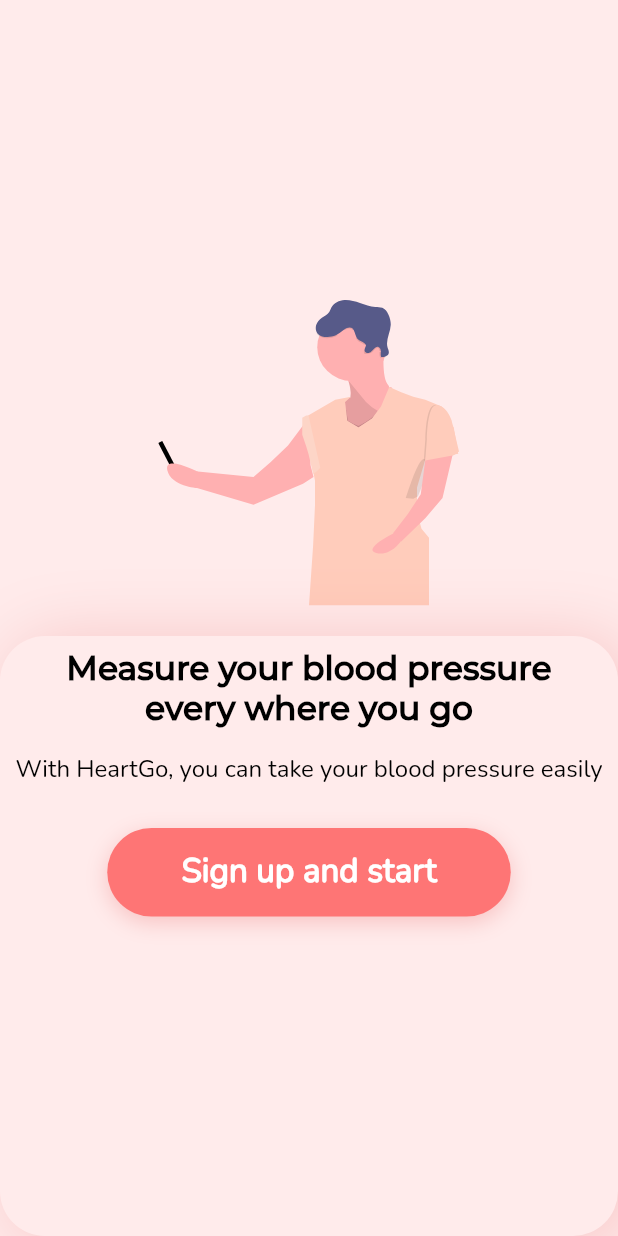
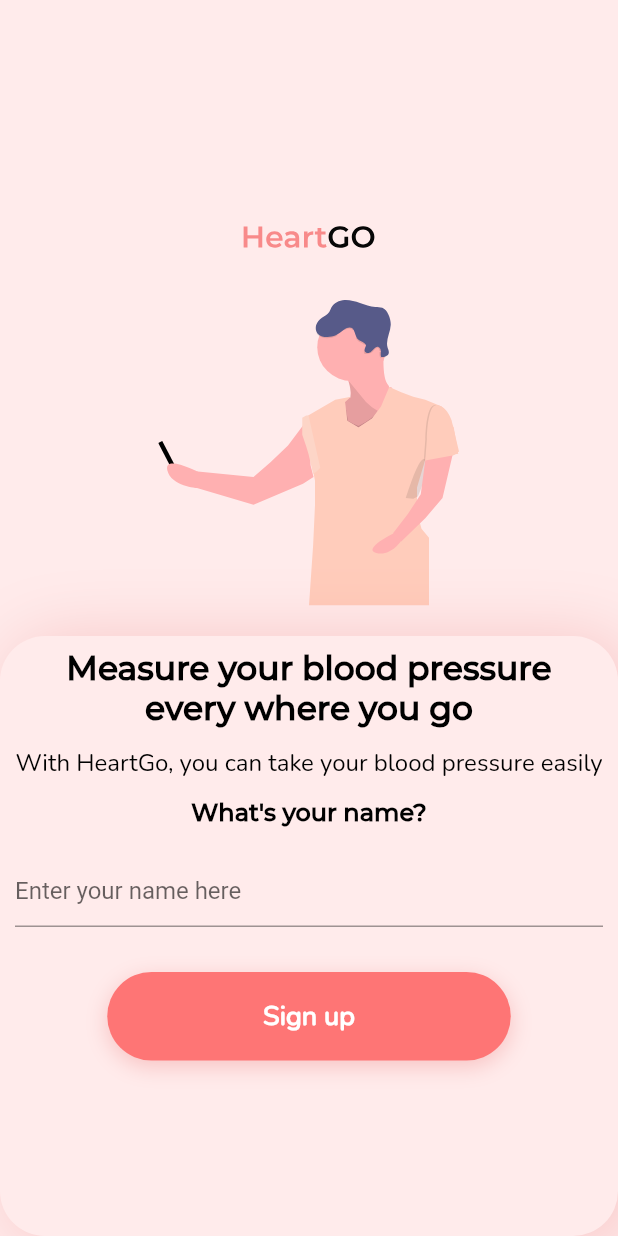
Before and after one commit to normalsteve28/flutter_research_bp_app, a Flutter app: the screen it shows after launch, on a phone screen of 412 x 824 dp. Run offline on Flutter 3.47's test engine with Material 2 defaults, Android fonts, the light colour scheme and no system bars; our stand-ins replace flutter_svg.

Commit message:
Changed login page, added SingleChildScrollView to names to avoid error

```diff
--- a/lib/assets.dart
+++ b/lib/assets.dart
@@ -7,7 +7,7 @@
 const activity = 'assets/icons/activity.svg';
 const learn = 'assets/icons/learn.svg';
 const monitor = 'assets/icons/monitor.svg';
-const learnGo = 'assets/icons/learngo.svg';
+const heartGo = 'assets/icons/heartgo.svg';
 const bpDrawing = 'assets/icons/bp_man_drawing.svg';
 
 // these are the icon filepath put inside variables
--- a/lib/loginpage.dart
+++ b/lib/loginpage.dart
@@ -14,6 +14,9 @@
             alignment: Alignment.center,
             clipBehavior: Clip.hardEdge,
             children: [
+              Positioned(
+                  top: 150,
+                  child: SvgPicture.asset(heartGo)), //This is HeartGo logo
               Positioned(
                   top: 200,
                   child: SvgPicture.asset(bpDrawing)), // This is the image
@@ -52,7 +55,7 @@
                         ),
                       ),
                       Padding(
-                        padding: const EdgeInsets.all(8.0),
+                        padding: const EdgeInsets.all(4.0),
                         child: Text(
                           "With HeartGo, you can take your blood pressure easily",
                           textAlign: TextAlign.center,
@@ -62,46 +65,19 @@
                               fontFamily: "Nunito"),
                         ),
                       ),
-                      Container(
-                        // Contains Sign up button
-                        margin: EdgeInsets.only(top: 20, bottom: 20),
-                        width: 269,
-                        height: 59,
-                        decoration: BoxDecoration(
-                          borderRadius: BorderRadius.circular(40),
-                          boxShadow: [
-                            BoxShadow(
-                              color: Color(0x3fe14747),
-                              blurRadius: 12,
-                              offset: Offset(0, 4),
-                            ),
-                          ],
-                          color: Color(0xfffe7575),
-                        ),
-                        child: FittedBox(
-                          child: FlatButton(
-                            // Sign Up button that heads to second login page
-                            onPressed: () {
-                              Navigator.push(
-                                context,
-                                MaterialPageRoute(
-                                    builder: (context) => LoginPageTwo()),
-                              );
-                            },
+                      Padding(
+                        padding: const EdgeInsets.all(8.0),
                         child: Text(
-                              // Text inside of Flat Button
-                              "Sign up and start",
-                              textAlign: TextAlign.center,
+                          "What's your name?",
+                          textAlign: TextAlign.left,
                           style: TextStyle(
-                                color: Colors.white,
-                                fontSize: 18,
-                                fontFamily: "Nunito",
-                                fontWeight: FontWeight.w600,
+                              color: Colors.black,
+                              fontSize: 16,
+                              fontFamily: "Montserrat",
+                              fontWeight: FontWeight.w700),
                         ),
                       ),
-                          ),
-                        ),
-                      ),
+                      LoginForm()
                     ],
                   ),
                 ),
@@ -111,30 +87,6 @@
         ),
       ),
       backgroundColor: Color(0xffffebeb),
-    );
-  }
-}
-
-class LoginPageTwo extends StatelessWidget {
-  // Login Page Two is page with back button, textfield and Sign Up button
-  @override
-  Widget build(BuildContext context) {
-    return Scaffold(
-      backgroundColor: Color(0xffffebeb),
-      body: Column(
-        children: [
-          Align(
-            alignment: Alignment.topLeft,
-            child: FlatButton(
-                onPressed: () {
-                  Navigator.pop(context);
-                },
-                child: Text('< Back',
-                    style: TextStyle(fontFamily: "Nunito", fontSize: 20))),
-          ),
-          LoginForm()
-        ],
-      ),
     );
   }
 }
@@ -185,8 +137,7 @@
               ],
               color: Color(0xfffe7575),
             ),
-            child: FittedBox(
-              child: FlatButton(
+            child: TextButton(
               // Sign Up button that heads to home
               onPressed: () {
                 username = myController.text;
@@ -208,7 +159,6 @@
               ),
             ),
           ),
-          ),
         ],
       ),
     );
--- a/lib/tabs/monitor.dart
+++ b/lib/tabs/monitor.dart
@@ -39,6 +39,8 @@
                 // This SizedBox contains good morning text
                 width: 275,
                 height: 100,
+                child: SingleChildScrollView(
+                  // This is so that text will scroll if it is bigger than the box
                   child: Text(
                     "Good Morning, $username",
                     textAlign: TextAlign.center,
@@ -47,6 +49,7 @@
                       fontSize: 30,
                       fontFamily: "Montserrat",
                       fontWeight: FontWeight.w600,
+                    ),
                   ),
                 ),
               ),
```
Also changed, not shown: lib/tabs/activity_assets/goodmorning_jd.dart (+13 -2 lines), lib/tabs/learn.dart (+4 -7 lines). Lines whose indentation alone changed are shown as unchanged.
